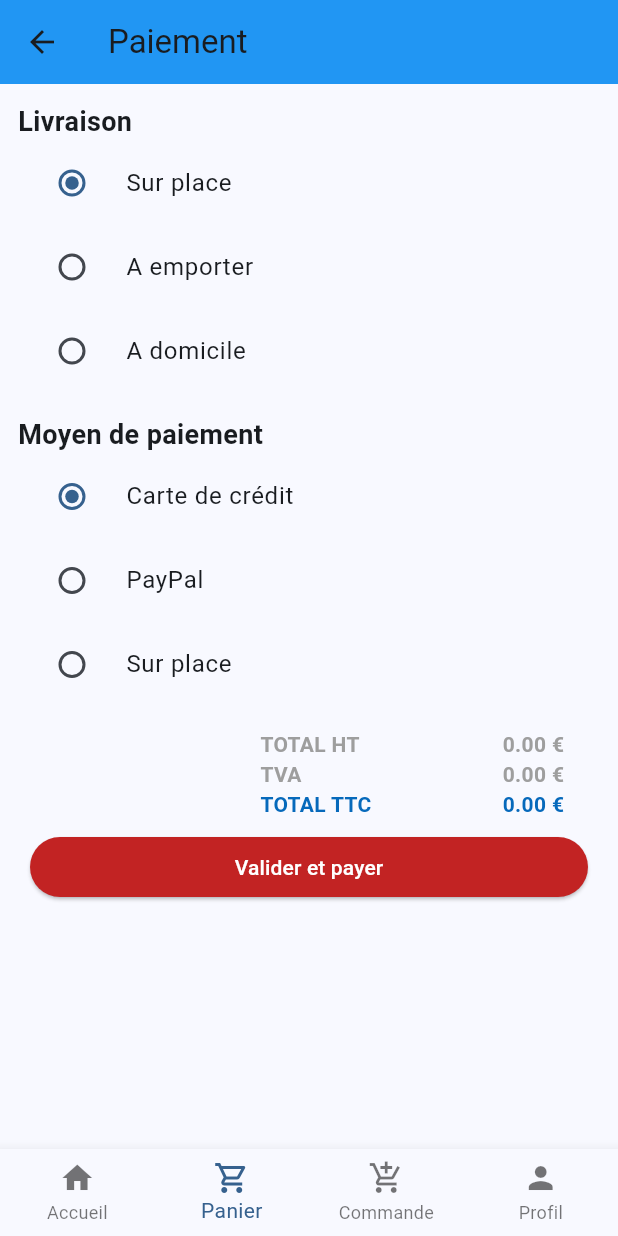
After one commit to amandine18/Pizzeria, a Flutter app: the Paiement screen opened by its route, on a phone screen of 412 x 824 dp. The commit adds this screen. Run offline on Flutter 3.47's test engine with Material 3 defaults, Android fonts, the phone set to English and light mode, and no system bars; our stand-ins replace shared_preferences; accounts and stored records are empty.

Commit message:
add paiement and commandes

```diff
--- a/lib/main.dart
+++ b/lib/main.dart
@@ -1,4 +1,6 @@
 import 'package:flutter/material.dart';
+import 'package:pizzeria/ui/share/commandes.dart';
+import 'package:pizzeria/ui/share/paiement.dart';
 import 'package:pizzeria/ui/share/panier.dart';
 import 'package:pizzeria/ui/pizzas/pizza_list.dart';
 import 'package:pizzeria/ui/share/profil.dart';
@@ -40,6 +42,8 @@ class MyApp extends StatelessWidget {
       routes: {
         '/profil': (context) => UserProfilPage(),
         '/panier': (context) => Panier(),
+        '/paiement': (context) => Paiement(),
+        '/commandes': (context) => OrdersPage(),
       },
     );
   }
--- a/lib/models/share/cart.dart
+++ b/lib/models/share/cart.dart
@@ -14,6 +14,7 @@ class CartItem {
 
 class Cart extends ChangeNotifier{
   final List<CartItem> _items = [];
+  final List<List<CartItem>> _orders = [];
 
   List<CartItem> get items => _items;
 
@@ -78,6 +79,12 @@ class Cart extends ChangeNotifier{
 
   // Vide le panier
   void clearCart() {
-    _items.clear();
+    if (_items.isNotEmpty) {
+      _orders.add(List.from(_items)); // Sauvegarder la commande dans l'historique
+      _items.clear();
+      notifyListeners();
+    }
   }
+
+  List<List<CartItem>> get orders => _orders;
 }
--- a/lib/ui/share/bottom_navigation_bar_widget.dart
+++ b/lib/ui/share/bottom_navigation_bar_widget.dart
@@ -51,6 +51,9 @@ class BottomNavigationBarWidget extends StatelessWidget {
             case 1:
               page = '/panier';
               break;
+            case 2:
+              page = '/commandes';
+              break;
             case 3:
               page = '/profil';
               break;
--- /dev/null
+++ b/lib/ui/share/paiement.dart
@@ -0,0 +1,213 @@
+import 'package:flutter/material.dart';
+import 'package:pizzeria/ui/share/bottom_navigation_bar_widget.dart';
+import 'package:provider/provider.dart';
+import '../../models/share/cart.dart';
+
+class Paiement extends StatefulWidget {
+  const Paiement({super.key});
+
+  @override
+  _PaiementState createState() => _PaiementState();
+}
+
+class _PaiementState extends State<Paiement> {
+  String _livraisonChoice = 'Sur place';
+  String _paymentChoice = 'Carte de crédit';
+
+  @override
+  Widget build(BuildContext context) {
+    var cart = context.watch<Cart>();
+    double total = cart.totalPrice;
+    double tva = 0.1 * total;
+    double ht = total - tva;
+
+    return Scaffold(
+      appBar: AppBar(
+        title: Text('Paiement'),
+      ),
+      body: Padding(
+        padding: const EdgeInsets.all(12.0),
+        child: Column(
+          crossAxisAlignment: CrossAxisAlignment.start,
+          children: [
+            const Text(
+              'Livraison',
+              style: TextStyle(fontSize: 18, fontWeight: FontWeight.bold),
+            ),
+            Column(
+              children: [
+                RadioListTile<String>(
+                  title: const Text('Sur place'),
+                  value: 'Sur place',
+                  groupValue: _livraisonChoice,
+                  onChanged: (value) {
+                    setState(() {
+                      _livraisonChoice = value!;
+                    });
+                  },
+                ),
+                RadioListTile<String>(
+                  title: const Text('A emporter'),
+                  value: 'A emporter',
+                  groupValue: _livraisonChoice,
+                  onChanged: (value) {
+                    setState(() {
+                      _livraisonChoice = value!;
+                    });
+                  },
+                ),
+                RadioListTile<String>(
+                  title: const Text('A domicile'),
+                  value: 'A domicile',
+                  groupValue: _livraisonChoice,
+                  onChanged: (value) {
+                    setState(() {
+                      _livraisonChoice = value!;
+                    });
+                  },
+                )
+              ],
+            ),
+            const SizedBox(height: 15),
+
+            const Text(
+              'Moyen de paiement',
+              style: TextStyle(fontSize: 18, fontWeight: FontWeight.bold),
+            ),
+            Column(
+              children: [
+                RadioListTile<String>(
+                  title: const Text('Carte de crédit'),
+                  value: 'Carte de crédit',
+                  groupValue: _paymentChoice,
+                  onChanged: (value) {
+                    setState(() {
+                      _paymentChoice = value!;
+                    });
+                  },
+                ),
+                RadioListTile<String>(
+                  title: const Text('PayPal'),
+                  value: 'PayPal',
+                  groupValue: _paymentChoice,
+                  onChanged: (value) {
+                    setState(() {
+                      _paymentChoice = value!;
+                    });
+                  },
+                ),
+                RadioListTile<String>(
+                  title: const Text('Sur place'),
+                  value: 'Sur place',
+                  groupValue: _paymentChoice,
+                  onChanged: (value) {
+                    setState(() {
+                      _paymentChoice = value!;
+                    });
+                  },
+                ),
+              ],
+            ),
+            const SizedBox(height: 15),
+
+            Column(
+              children: [
+                Table(
+                  columnWidths: const <int, TableColumnWidth>{
+                    0: FlexColumnWidth(),
+                    1: FlexColumnWidth(),
+                    2: FixedColumnWidth(65),
+                  },
+                  defaultVerticalAlignment: TableCellVerticalAlignment.middle,
+                  children: <TableRow>[
+                    TableRow(
+                      children: <Widget>[
+                        Container(),
+                        const TableCell(
+                          verticalAlignment: TableCellVerticalAlignment.middle,
+                          child: Text(
+                            'TOTAL HT',
+                            style: TextStyle(fontWeight: FontWeight.bold, color: Colors.grey),
+                          )
+                        ),
+                        TableCell(
+                          verticalAlignment: TableCellVerticalAlignment.middle,
+                          child: Text(
+                            '${ht.toStringAsFixed(2)} €',
+                            style: const TextStyle(fontWeight: FontWeight.bold, color: Colors.grey),
+                          )
+                        ),
+                      ],
+                    ),
+                    TableRow(
+                      children: <Widget>[
+                        Container(),
+                        const TableCell(
+                          verticalAlignment: TableCellVerticalAlignment.middle,
+                          child: Text(
+                            'TVA',
+                            style: TextStyle(fontWeight: FontWeight.bold, color: Colors.grey),
+                          )
+                        ),
+                        TableCell(
+                          verticalAlignment: TableCellVerticalAlignment.middle,
+                          child: Text(
+                            '${tva.toStringAsFixed(2)} €',
+                            style: const TextStyle(fontWeight: FontWeight.bold, color: Colors.grey),
+                          )
+                        ),
+                      ],
+                    ),
+                    TableRow(
+                      children: <Widget>[
+                        Container(),
+                        const TableCell(
+                          verticalAlignment: TableCellVerticalAlignment.middle,
+                          child: Text(
+                            'TOTAL TTC',
+                            style: TextStyle(fontWeight: FontWeight.bold, color: Color.fromARGB(255, 6, 105, 187)),
+                          )
+                        ),
+                        TableCell(
+                          verticalAlignment: TableCellVerticalAlignment.middle,
+                          child: Text(
+                            '${total.toStringAsFixed(2)} €',
+                            style: const TextStyle(fontWeight: FontWeight.bold, color: Color.fromARGB(255, 6, 105, 187)),
+                          )
+                        ),
+                      ],
+                    ),
+                  ],
+                ),
+              ],
+            ),
+
+            Row(
+              children: [
+                Expanded(
+                  child: Container(
+                    padding: const EdgeInsets.all(8.0),
+                    child: ElevatedButton(
+                      style: ButtonStyle(
+                        backgroundColor: WidgetStateProperty.all<Color>(const Color.fromARGB(255, 194, 35, 35)),
+                      ),
+                      child: const Text(
+                        'Valider et payer',
+                        style:  TextStyle(color: Colors.white),
+                      ),
+                      onPressed: () {
+                        cart.clearCart(); // Méthode à ajouter dans votre modèle de panier
+                        Navigator.pushNamed(context, '/commandes');
+                      },
+                    ),
+                  ),
+                ),
+              ],
+            ),
+          ],
+        ),
+      ),
+      bottomNavigationBar: const BottomNavigationBarWidget(1, pageNum: 1),
+    );
+  }
+}
--- a/lib/ui/share/panier.dart
+++ b/lib/ui/share/panier.dart
@@ -264,6 +264,7 @@ class _CartTotal extends StatelessWidget {
                           ),
                           onPressed: () {
                             print('Valider');
+                            Navigator.pushNamed(context, '/paiement');
                           },
                         ),
                       ),
@@ -278,103 +279,3 @@ class _CartTotal extends StatelessWidget {
     );
   }
 }
-
-
-
-
-
-  //         Container(
-  //           padding: const EdgeInsets.all(8.0),
-  //           child: Table(
-  //             columnWidths: const <int, TableColumnWidth>{
-  //               0: FlexColumnWidth(),
-  //               1: FlexColumnWidth(),
-  //               2: FixedColumnWidth(65),
-  //             },
-  //             defaultVerticalAlignment: TableCellVerticalAlignment.middle,
-  //             children: <TableRow>[
-  //               TableRow(
-  //                 children: <Widget>[
-  //                   Container(),
-  //                   const TableCell(
-  //                     verticalAlignment: TableCellVerticalAlignment.middle,
-  //                     child: Text(
-  //                       'TOTAL HT',
-  //                       style: TextStyle(fontWeight: FontWeight.bold, color: Colors.grey),
-  //                     )
-  //                   ),
-  //                   TableCell(
-  //                     verticalAlignment: TableCellVerticalAlignment.middle,
-  //                     child: Text(
-  //                       '${ht.toStringAsFixed(2)} €',
-  //                       style: const TextStyle(fontWeight: FontWeight.bold, color: Colors.grey),
-  //                     )
-  //                   ),
-  //                 ],
-  //               ),
-  //               TableRow(
-  //                 children: <Widget>[
-  //                   Container(),
-  //                   const TableCell(
-  //                     verticalAlignment: TableCellVerticalAlignment.middle,
-  //                     child: Text(
-  //                       'TVA',
-  //                       style: TextStyle(fontWeight: FontWeight.bold, color: Colors.grey),
-  //                     )
-  //                   ),
-  //                   TableCell(
-  //                     verticalAlignment: TableCellVerticalAlignment.middle,
-  //                     child: Text(
-  //                       '${tva.toStringAsFixed(2)} €',
-  //                       style: const TextStyle(fontWeight: FontWeight.bold, color: Colors.grey),
-  //                     )
-  //                   ),
-  //                 ],
-  //               ),
-  //               TableRow(
-  //                 children: <Widget>[
-  //                   Container(),
-  //                   const TableCell(
-  //                     verticalAlignment: TableCellVerticalAlignment.middle,
-  //                     child: Text(
-  //                       'TOTAL TTC',
-  //                       style: TextStyle(fontWeight: FontWeight.bold, color: Color.fromARGB(255, 6, 105, 187)),
-  //                     )
-  //                   ),
-  //                   TableCell(
-  //                     verticalAlignment: TableCellVerticalAlignment.middle,
-  //                     child: Text(
-  //                       '${total.toStringAsFixed(2)} €',
-  //                       style: const TextStyle(fontWeight: FontWeight.bold, color: Color.fromARGB(255, 6, 105, 187)),
-  //                     )
-  //                   ),
-  //                 ],
-  //               ),
-  //             ],
-  //           ),
-  //         ),
-  //         Row(
-  //           children: [
-  //             Expanded(
-  //               child: Container(
-  //                 padding: const EdgeInsets.all(8.0),
-  //                 child: ElevatedButton(
-  //                   style: ButtonStyle(
-  //                     backgroundColor: WidgetStateProperty.all<Color>(const Color.fromARGB(255, 194, 35, 35)),
-  //                   ),
-  //                   child: const Text(
-  //                     'Valider le panier',
-  //                     style:  TextStyle(color: Colors.white),
-  //                   ),
-  //                   onPressed: () {
-  //                     print('Valider');
-  //                   },
-  //                 ),
-  //               ),
-  //             ),
-  //           ],
-  //         ),
-  //       ],
-  //     ),
-  //   );
-  // }
```
Also changed, not shown: lib/models/share/date.dart (added, +7 -0 lines), lib/ui/share/commandes.dart (added, +90 -0 lines).
